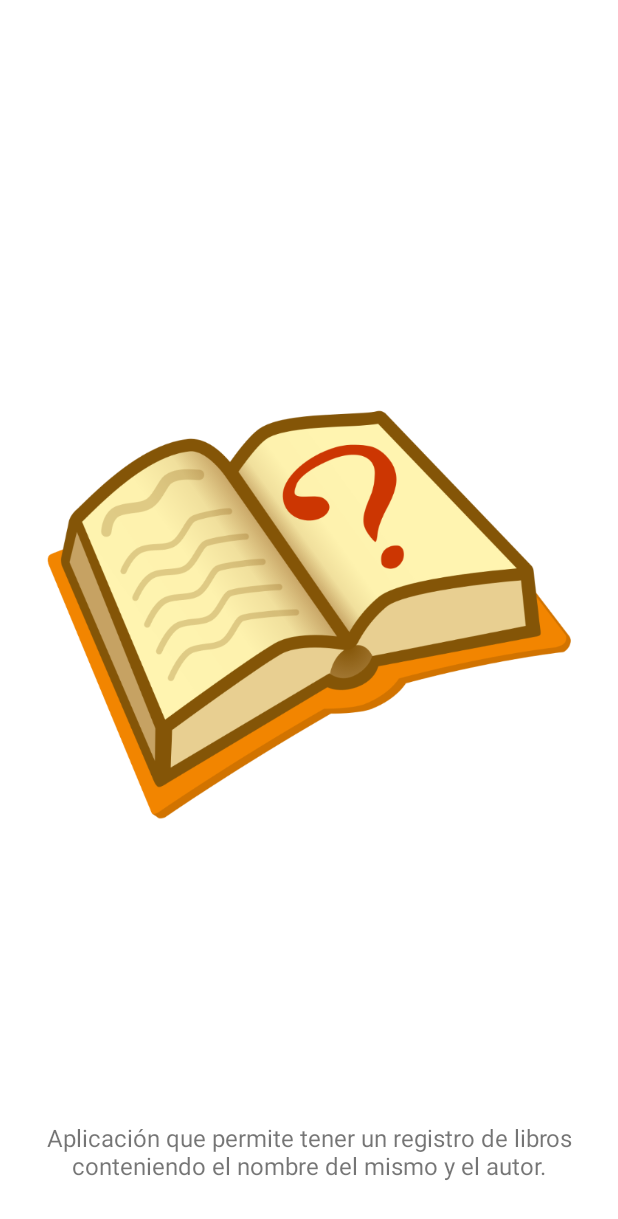
After one commit to RodrigoPasquali/LibrosKotlin, an Android app: the AboutMeActivity screen opened directly, with no data from a screen before it, on a phone screen of 412 x 824 dp. The commit adds this screen. Shown: the top 1219 px of the screen. Run offline under Robolectric (Android 15) with nearby library versions, the light colour scheme and no system bars.

Commit message:
Pantalla AboutMe agregada

```diff
--- /dev/null
+++ b/app/src/main/java/com/educacionit/libros/AboutMeActivity.kt
@@ -0,0 +1,11 @@
+package com.educacionit.libros
+
+import android.os.Bundle
+import androidx.appcompat.app.AppCompatActivity
+
+class AboutMeActivity : AppCompatActivity() {
+    override fun onCreate(savedInstanceState: Bundle?) {
+        super.onCreate(savedInstanceState)
+        setContentView(R.layout.activity_about_me)
+    }
+}
--- a/app/src/main/java/com/educacionit/libros/HomeActivity.kt
+++ b/app/src/main/java/com/educacionit/libros/HomeActivity.kt
@@ -60,6 +60,8 @@ class HomeActivity : AppCompatActivity() {
             goToAgregarLibro()
         } else if (item.itemId == R.id.item_favoritos) {
             goToLibrosFavoritos()
+        } else if (item.itemId == R.id.item_about_me) {
+            goToAboutMe()
         }
 
         return super.onOptionsItemSelected(item)
@@ -109,6 +111,10 @@ class HomeActivity : AppCompatActivity() {
         super.onDestroy()
     }
 
+    private fun goToAboutMe() {
+        startActivity(Intent(this, AboutMeActivity::class.java))
+    }
+
     //lo que esta dentro de companiion object puede ser llamado como su fuera statico(se puede acceder
     // sin necesidad de instanciar la clase
     companion object {
--- /dev/null
+++ b/app/src/main/res/layout/activity_about_me.xml
@@ -0,0 +1,45 @@
+<?xml version="1.0" encoding="utf-8"?>
+<androidx.constraintlayout.widget.ConstraintLayout
+    xmlns:android="http://schemas.android.com/apk/res/android"
+    xmlns:app="http://schemas.android.com/apk/res-auto"
+    xmlns:tools="http://schemas.android.com/tools"
+    android:layout_width="match_parent"
+    android:layout_height="match_parent"
+    android:orientation="vertical"
+    tools:context=".AboutMeActivity">
+
+    <ImageView
+        android:id="@+id/imageView"
+        android:layout_width="match_parent"
+        android:layout_height="wrap_content"
+        android:layout_marginStart="24dp"
+        android:layout_marginTop="32dp"
+        android:layout_marginEnd="24dp"
+        android:contentDescription="@string/logo_about_me"
+        android:scaleType="fitStart"
+        app:layout_constraintBottom_toBottomOf="parent"
+        app:layout_constraintEnd_toEndOf="parent"
+        app:layout_constraintHorizontal_bias="0.0"
+        app:layout_constraintStart_toStartOf="parent"
+        app:layout_constraintTop_toTopOf="parent"
+        app:layout_constraintVertical_bias="0.58"
+        app:srcCompat="@drawable/about_me_img" />
+
+    <TextView
+        android:id="@+id/textView2"
+        android:layout_width="wrap_content"
+        android:layout_height="wrap_content"
+        android:layout_gravity="center_horizontal"
+        android:layout_margin="20dp"
+        android:layout_marginStart="16dp"
+        android:layout_marginEnd="16dp"
+        android:padding="16dp"
+        android:gravity="center"
+        android:text="@string/about_me_text"
+        android:textSize="16sp"
+        app:layout_constraintBottom_toBottomOf="parent"
+        app:layout_constraintEnd_toEndOf="parent"
+        app:layout_constraintStart_toStartOf="parent"
+        app:layout_constraintTop_toBottomOf="@+id/imageView"
+        app:layout_constraintVertical_bias="1.0" />
+</androidx.constraintlayout.widget.ConstraintLayout>
--- a/app/src/main/res/menu/menu_home.xml
+++ b/app/src/main/res/menu/menu_home.xml
@@ -13,4 +13,10 @@
         android:icon="@drawable/ic_favorite"
         android:title="Favoritos"
         app:showAsAction="ifRoom" />
+
+    <item
+        android:id="@+id/item_about_me"
+        android:icon="@drawable/ic_about_me"
+        android:title="About Me"
+        app:showAsAction="ifRoom" />
 </menu>
--- a/app/src/main/res/values/strings.xml
+++ b/app/src/main/res/values/strings.xml
@@ -3,4 +3,6 @@
     <string name="terminos_y_condiciones">Términos y condiciones</string>
     <!-- TODO: Remove or change this placeholder text -->
     <string name="hello_blank_fragment">Hello blank fragment</string>
+    <string name="about_me_text">Aplicación que permite tener un registro de libros conteniendo el nombre del mismo y el autor.</string>
+    <string name="logo_about_me">Imagen libro</string>
 </resources>
```
Also changed, not shown: app/src/main/AndroidManifest.xml (+5 -2 lines), app/src/main/res/drawable/ic_about_me.xml (added, +10 -0 lines), app/src/main/res/drawable-xhdpi/about_me_img.png (added).
